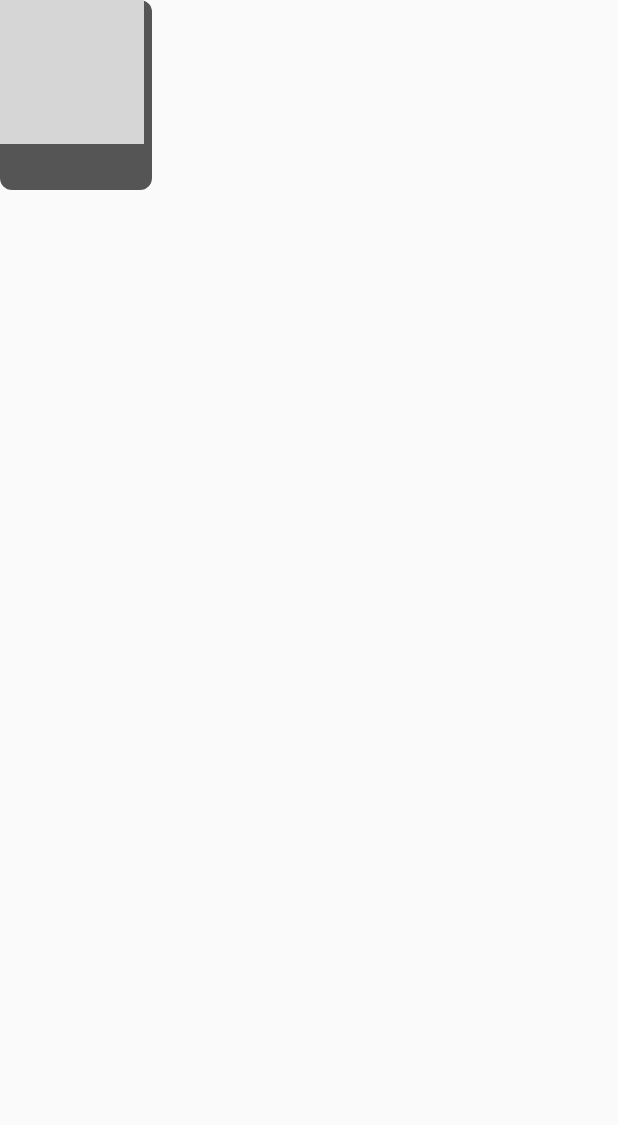
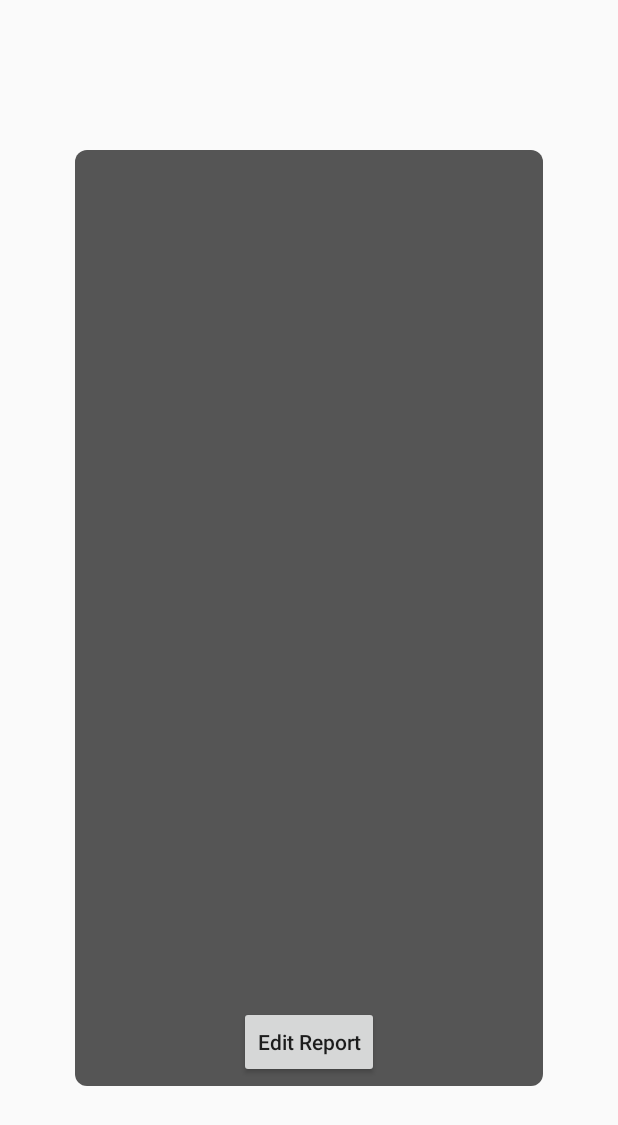
Before and after one commit to rohan-d3v/HvZ_android, an Android app: the layout custom_marker_info_contents.xml on its own in the app's theme, with its tools: preview values and no code run, on a phone screen of 412 x 824 dp. Shown: the top 1125 px of the screen. Run offline under Robolectric (Android 15) with nearby library versions, the phone set to English and light mode, and no system bars; grey boxes are pictures that could not be loaded.

```diff
--- a/app/build.gradle
+++ b/app/build.gradle
@@ -30,4 +30,5 @@ dependencies {
     testCompile 'junit:junit:4.12'
     compile 'com.google.android.gms:play-services-maps:11.0.4'
     compile 'com.google.android.gms:play-services:11.0.4'
+    compile 'com.google.code.gson:gson:2.8.2'
 }
--- a/app/src/main/res/layout/custom_marker_info_contents.xml
+++ b/app/src/main/res/layout/custom_marker_info_contents.xml
@@ -1,37 +1,52 @@
 <?xml version="1.0" encoding="utf-8"?>
 <LinearLayout xmlns:android="http://schemas.android.com/apk/res/android"
-    android:orientation="horizontal"
-    android:layout_width="wrap_content"
-    android:layout_height="wrap_content"
-    android:background="@drawable/round_rectangle_shape">
+    android:layout_width="match_parent"
+    android:layout_height="match_parent"
+    android:layout_marginBottom="100dp"
+    android:layout_marginLeft="50dp"
+    android:layout_marginRight="50dp"
+    android:layout_marginTop="100dp"
+    android:background="@drawable/round_rectangle_shape"
+    android:orientation="vertical">
 
     <LinearLayout
-        android:layout_width="wrap_content"
+        android:layout_width="match_parent"
+        android:layout_height="wrap_content"
+        android:layout_marginBottom="100sp"
+        android:layout_margin="10sp"
+        android:orientation="vertical">
+        <TextView
+            android:id="@+id/snippet"
+            android:layout_width="match_parent"
+            android:layout_height="wrap_content"
+            android:textAlignment="textStart"
+            android:layout_gravity="start"
+            android:textColor="#ffffff"
+            android:textSize="16sp" />
+    </LinearLayout>
+
+    <!-- spacer to bottom -->
+    <FrameLayout
+        android:layout_width="match_parent"
+        android:layout_height="0dp"
+        android:layout_weight="1">
+    </FrameLayout>
+
+    <RelativeLayout
+        android:id="@+id/bottomSection"
+        android:layout_width="match_parent"
         android:layout_height="wrap_content"
         android:orientation="vertical">
 
-        <ImageView
+        <Button
+            android:id="@+id/button2"
             android:layout_width="wrap_content"
             android:layout_height="wrap_content"
-            android:layout_marginRight="5dp"
-            android:adjustViewBounds="true"
-            android:src="@drawable/cast_ic_notification_on" />
-
-        <TextView
-            android:id="@+id/title"
-            android:layout_width="wrap_content"
-            android:layout_height="wrap_content"
-            android:textSize="12dp"
-            android:textStyle="bold"
-            android:textColor="#ffffff"/>
-
-        <TextView
-            android:id="@+id/snippet"
-            android:layout_width="wrap_content"
-            android:layout_height="wrap_content"
-            android:textSize="10dp"
-            android:textColor="#ffffff"/>
-
-    </LinearLayout>
+            android:text="Edit Report"
+            android:textAlignment="center"
+            android:layout_centerInParent="true"
+            android:textAllCaps="false"
+            android:layout_margin="5sp"/>
+    </RelativeLayout>
 
 </LinearLayout>
```
Also changed, not shown: app/src/main/AndroidManifest.xml (+7 -11 lines), app/src/main/java/edu/acase/hvz/hvz_app/HumanActivity.java (+3 -5 lines), app/src/main/java/edu/acase/hvz/hvz_app/api/models/ZombieReportModel.java (added, +26 -0 lines), app/src/main/java/edu/acase/hvz/hvz_app/api/requests/ZombieReportRequest.java (added, +106 -0 lines), 1 other file.
